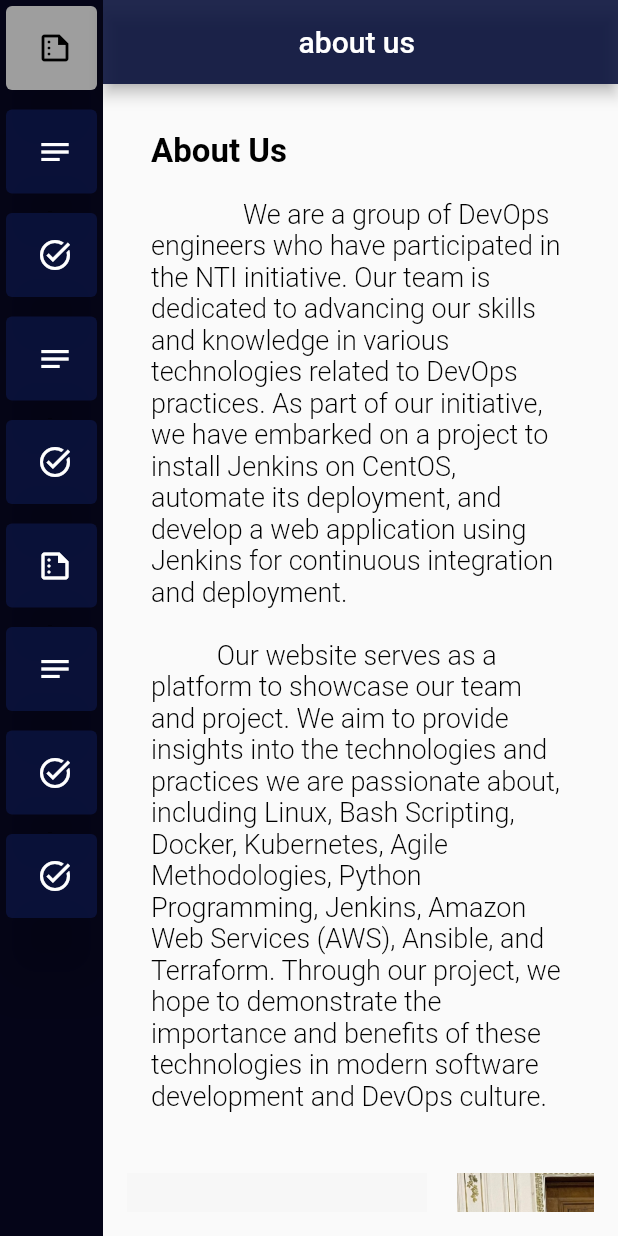
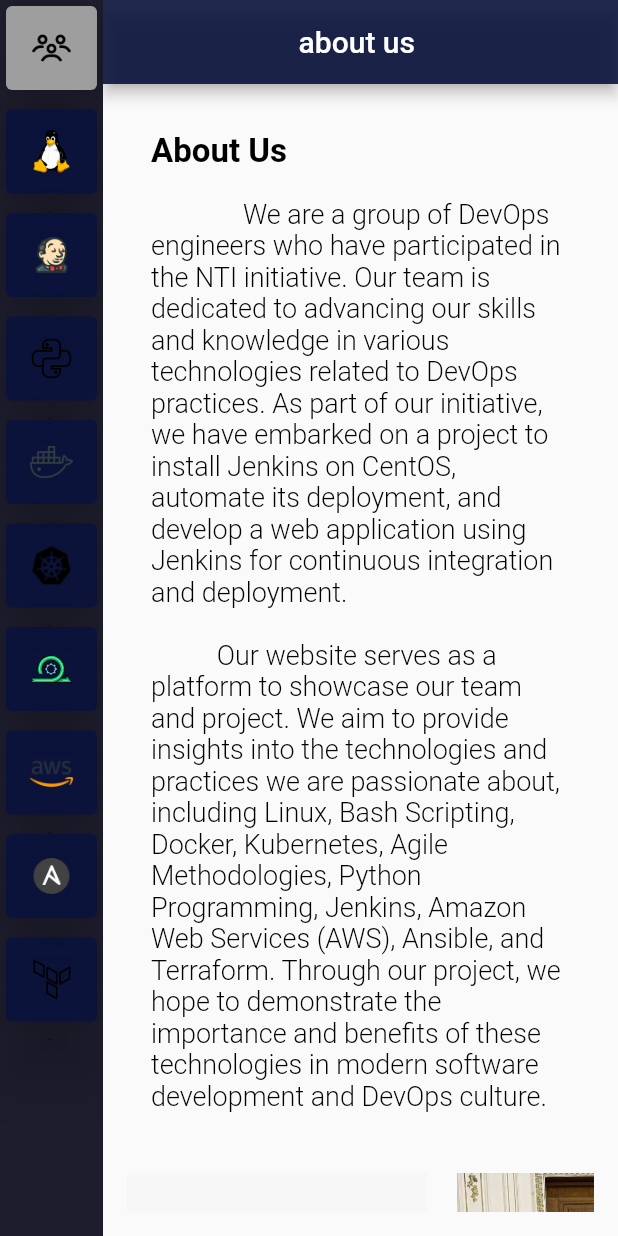
Before and after one commit to Abdelrhman1Ragab2/devops_project, a Flutter app: the screen it shows after launch, on a phone screen of 412 x 824 dp. Run offline on Flutter 3.47's test engine with Material 2 defaults, Android fonts, the phone set to English and light mode, and no system bars.

Commit message:
update menu items

```diff
--- a/lib/controller/menu_provider.dart
+++ b/lib/controller/menu_provider.dart
@@ -15,18 +15,19 @@
    notifyListeners();
   }
   List<MenuModel> menus=[
-    MenuModel(title: "About", icon: Icons.summarize_outlined),
-    MenuModel(title: "Linux", icon: Icons.notes,),
-    MenuModel(title: "Jenkins", icon: Icons.task_alt,),
-    MenuModel(title: "Docker", icon: Icons.notes,),
-    MenuModel(title: "Kubernetes", icon: Icons.task_alt,),
-    MenuModel(title: "Agile", icon: Icons.summarize_outlined),
-    MenuModel(title: "AWS", icon: Icons.notes,),
-    MenuModel(title: "Ansible", icon: Icons.task_alt,),
-    MenuModel(title: "Terraform", icon: Icons.task_alt,),
+    MenuModel(title: "About", image: "assets/images/team.png"),
+    MenuModel(title: "Linux", image: "assets/images/linux.png",),
+    MenuModel(title: "Jenkins", image: "assets/images/jenkins1.png",),
+    MenuModel(title: "Python", image: "assets/images/python.png",),
+    MenuModel(title: "Docker", image:"assets/images/docker.png"),
+    MenuModel(title: "Kubernetes", image: "assets/images/download.png"),
+    MenuModel(title: "Agile", image: "assets/images/agile.png"),
+    MenuModel(title: "AWS", image: "assets/images/aws.png"),
+    MenuModel(title: "Ansible", image: "assets/images/ansible.png"),
+    MenuModel(title: "Terraform", image: "assets/images/tera.png"),
   ];
 
-  List<Widget> screens=const[ AboutPage(),Linux(),Jenkins(),Services(),Services(),Services(),Services(),Services(),Services()];
+  List<Widget> screens=const[ AboutPage(),Linux(),Jenkins(),Services(),Services(),Services(),Services(),Services(),Services(),Services()];
 
 
 
--- a/lib/model/menu_model.dart
+++ b/lib/model/menu_model.dart
@@ -2,7 +2,7 @@
 
 class MenuModel {
   final String title;
-  final IconData icon;
+  final String  image;
 
-  MenuModel({required this.title, required this.icon});
+  MenuModel({required this.title, required this.image});
 }
--- a/lib/view/dashbord.dart
+++ b/lib/view/dashbord.dart
@@ -21,7 +21,7 @@
   List <BottomNavigationBarItem> bottomNavigationBarItemBody(BuildContext context){
     List <BottomNavigationBarItem> items=[];
     Provider.of<MenuProvider>(context).menus.forEach((element) {
-      items.add(BottomNavigationBarItem(icon:Icon(element.icon),label: element.title ));
+      items.add(BottomNavigationBarItem(icon:Image.asset(element.image),label: element.title ));
     });
     return items;
   }
--- a/lib/view/home/linux/linux_page.dart
+++ b/lib/view/home/linux/linux_page.dart
@@ -18,11 +18,6 @@
 
 class _LinuxState extends State<Linux> {
 List<Connection>connections=[];
-  @override
-  void initState() {
-    // TODO: implement initState
-    super.initState();
-  }
   @override
   Widget build(BuildContext context) {
 
--- a/lib/view/menu/menu_ui.dart
+++ b/lib/view/menu/menu_ui.dart
@@ -18,7 +18,7 @@
   Widget buildBody(BuildContext context){
     return Container(
       height: double.infinity,
-      color: Theme.of(context).primaryColor,
+      color: Theme.of(context).primaryColor.withOpacity(0.9),
       child: Column(
         mainAxisAlignment: MainAxisAlignment.center,
         children: [
@@ -43,9 +43,7 @@
       margin: const EdgeInsets.all(4.0),
       child: ListTile(
         title:myText(menu.title,size: 18) ,
-        trailing: Icon(menu.icon,
-            color: index==Provider.of<MenuProvider>(context).menusSelectedIndex?Colors.black: Colors.white,
-        ),
+        trailing: Image.asset(menu.image),
         onTap: (){
           Provider.of<MenuProvider>(context,listen: false).changeMenuIndex(index);
         },
```
Also changed, not shown: assets/images/agile.png (added), assets/images/ansible.png (added), assets/images/aws.png (added), assets/images/docker.png (added), assets/images/download.png (added), assets/images/jenkins1.png (added), assets/images/linux.png (added), assets/images/python.png (added), assets/images/team.png (added), assets/images/tera.png (added).
